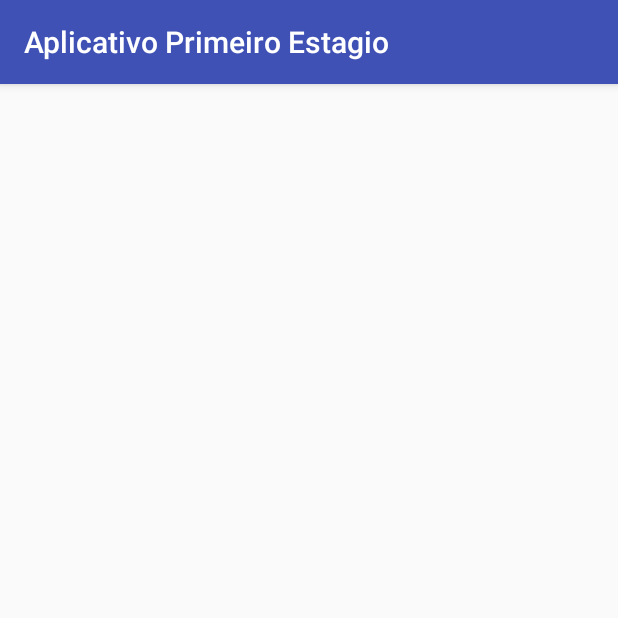
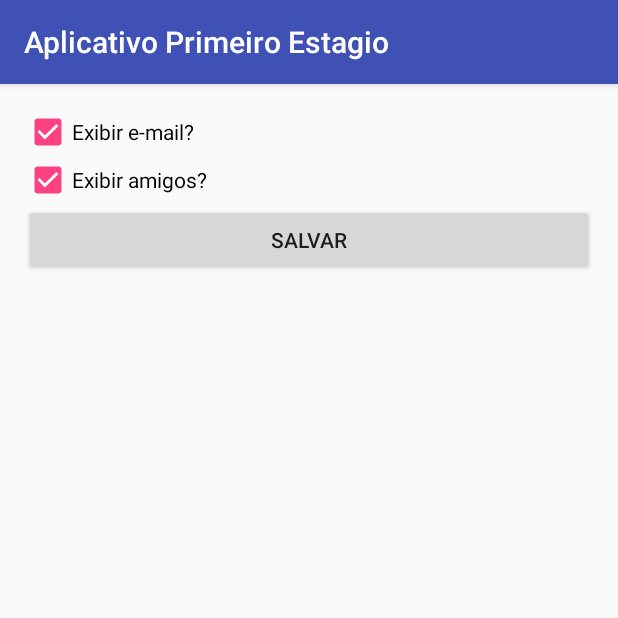
Before and after one commit to ranierelima/projeto-android, an Android app: the ConfiguracoesActivity screen opened directly, with no data from a screen before it, on a phone screen of 412 x 824 dp, the top half of it. Run offline under Robolectric (Android 15) with nearby library versions, the light colour scheme and no system bars.

Commit message:
Correções

```diff
--- a/app/src/main/java/com/erroronserver/aplicativoprimeiroestagio/MeusDadosActivity.java
+++ b/app/src/main/java/com/erroronserver/aplicativoprimeiroestagio/MeusDadosActivity.java
@@ -35,7 +35,7 @@ public class MeusDadosActivity extends AppCompatActivity {
 
         nome.setText(usuario.getNome());
         email.setText(usuario.getEmail());
-        telefone.setText(usuario.getTelefone());
+        telefone.setText(usuario.getTelefone().toString());
 
         Picasso.with(MeusDadosActivity.this).load("http://api.adorable.io/avatars/1").into(foto);
     }
--- a/app/src/main/java/com/erroronserver/aplicativoprimeiroestagio/WebViewActivity.java
+++ b/app/src/main/java/com/erroronserver/aplicativoprimeiroestagio/WebViewActivity.java
@@ -2,6 +2,7 @@ package com.erroronserver.aplicativoprimeiroestagio;
 
 import android.support.v7.app.AppCompatActivity;
 import android.os.Bundle;
+import android.webkit.WebView;
 
 public class WebViewActivity extends AppCompatActivity {
 
@@ -9,5 +10,8 @@ public class WebViewActivity extends AppCompatActivity {
     protected void onCreate(Bundle savedInstanceState) {
         super.onCreate(savedInstanceState);
         setContentView(R.layout.activity_web_view);
+
+        WebView webView = (WebView) findViewById(R.id.wv_wv);
+        webView.loadUrl(getString(R.string.url_google));
     }
 }
--- a/app/src/main/res/layout/activity_configuracoes.xml
+++ b/app/src/main/res/layout/activity_configuracoes.xml
@@ -1,13 +1,34 @@
 <?xml version="1.0" encoding="utf-8"?>
-<RelativeLayout xmlns:android="http://schemas.android.com/apk/res/android"
+<LinearLayout xmlns:android="http://schemas.android.com/apk/res/android"
     xmlns:tools="http://schemas.android.com/tools"
     android:id="@+id/activity_configuracoes"
     android:layout_width="match_parent"
     android:layout_height="match_parent"
+    android:orientation="vertical"
     android:paddingBottom="@dimen/activity_vertical_margin"
     android:paddingLeft="@dimen/activity_horizontal_margin"
     android:paddingRight="@dimen/activity_horizontal_margin"
     android:paddingTop="@dimen/activity_vertical_margin"
     tools:context="com.erroronserver.aplicativoprimeiroestagio.ConfiguracoesActivity">
 
-</RelativeLayout>
+
+    <CheckBox
+        android:layout_width="match_parent"
+        android:layout_height="wrap_content"
+        android:text="@string/exibir_e_mail"
+        android:checked="true"/>
+
+    <CheckBox
+        android:layout_width="match_parent"
+        android:layout_height="wrap_content"
+        android:text="@string/exibir_amigos"
+        android:checked="true"/>
+
+    <Button
+        android:id="@+id/btn_conf_salvar"
+        android:layout_width="match_parent"
+        android:layout_height="wrap_content"
+        android:text="@string/label_salvar"
+        android:onClick="salvarConfi"/>
+
+</LinearLayout>
--- a/app/src/main/res/layout/activity_web_view.xml
+++ b/app/src/main/res/layout/activity_web_view.xml
@@ -15,7 +15,7 @@
     <TextView
         android:layout_width="match_parent"
         android:layout_height="wrap_content"
-        android:text="http://www.google.com"
+        android:text="@string/url_google"
         android:textSize="20sp"
         android:textAlignment="center"/>
 
--- a/app/src/main/res/values/strings.xml
+++ b/app/src/main/res/values/strings.xml
@@ -25,4 +25,7 @@
     <string name="hint_senha">Senha...</string>
     <string name="entrar">Entrar</string>
     <string name="label_salvar">Salvar</string>
+    <string name="exibir_e_mail">Exibir e-mail?</string>
+    <string name="exibir_amigos">Exibir amigos?</string>
+    <string name="url_google">http://www.google.com</string>
 </resources>
```
Also changed, not shown: app/src/main/java/com/erroronserver/aplicativoprimeiroestagio/ConfiguracoesActivity.java (+7 -0 lines).
